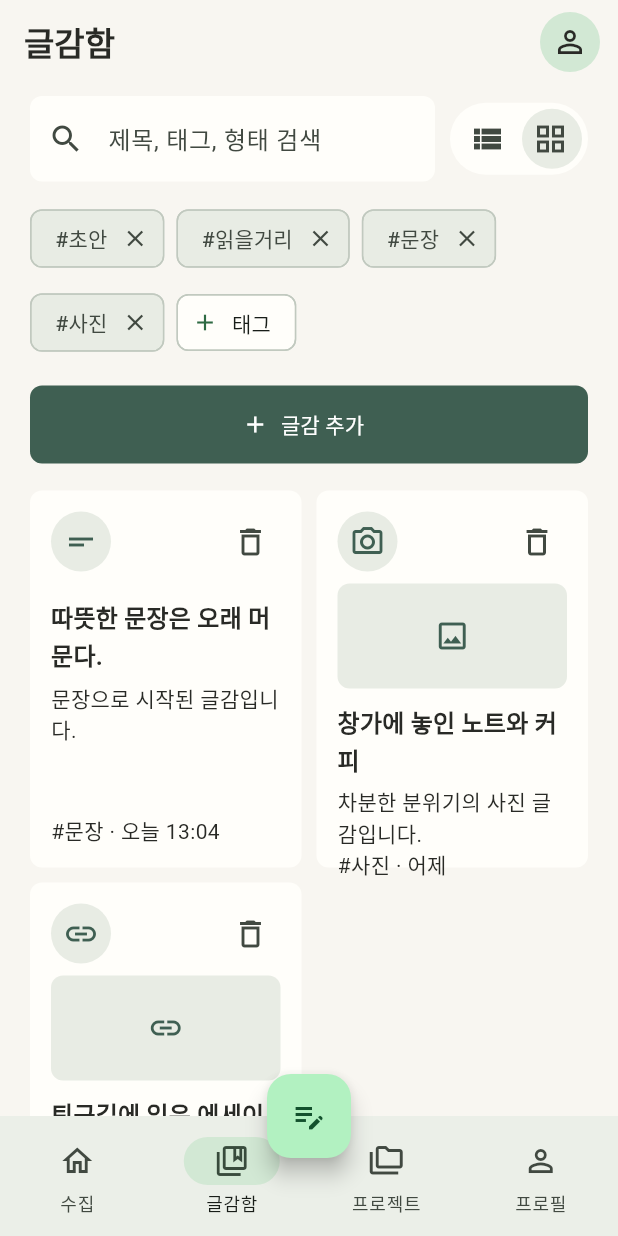
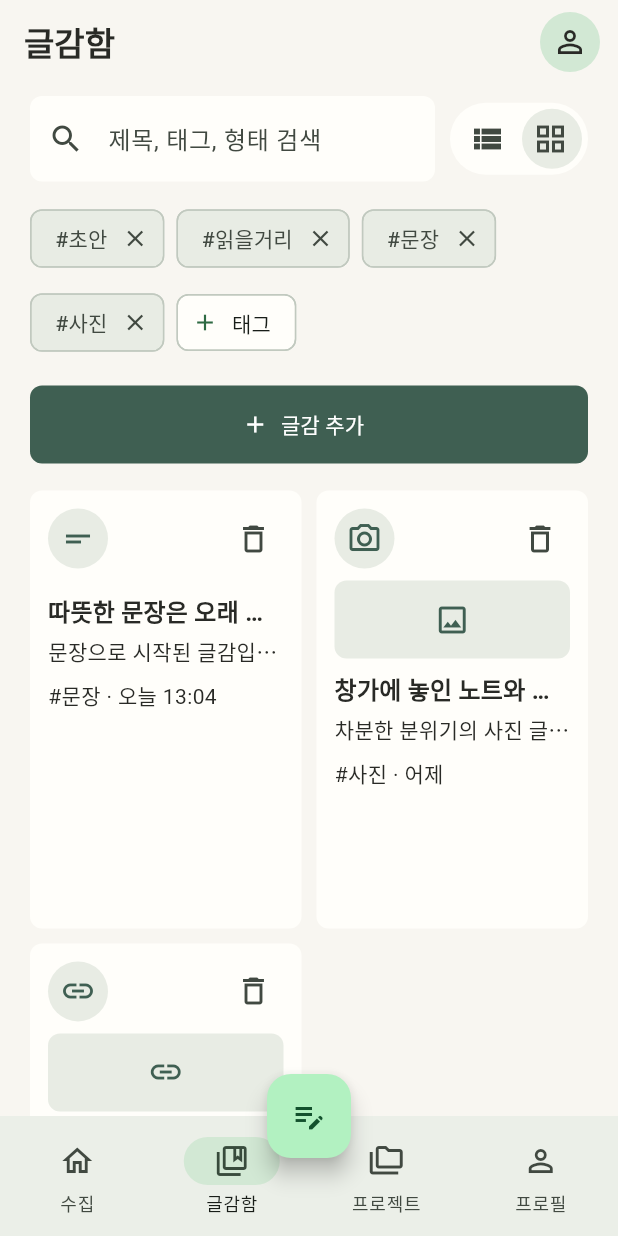
Before and after one commit to madcamp-official/26s-w2-c2-07, a Flutter app: the CapturesScreen screen opened by its route, after a tap on the "grid view" icon, on a phone screen of 412 x 824 dp. Run offline on Flutter 3.47's test engine with Material 3 defaults, Android fonts, the phone set to English and light mode, and no system bars; our stand-ins replace flutter_dotenv, go_router, supabase_flutter; accounts and stored records are empty.

Commit message:
fix: tighten mobile capture card layout

```diff
--- a/apps/mobile/lib/features/captures/captures_screen.dart
+++ b/apps/mobile/lib/features/captures/captures_screen.dart
@@ -193,7 +193,7 @@ class _CaptureCardGrid extends StatelessWidget {
         crossAxisCount: 2,
         crossAxisSpacing: 10,
         mainAxisSpacing: 10,
-        childAspectRatio: 0.72,
+        childAspectRatio: 0.62,
       ),
       itemBuilder: (context, index) {
         final item = items[index];
@@ -202,7 +202,7 @@ class _CaptureCardGrid extends StatelessWidget {
           onTap: () => context.push('/captures/${item.id}'),
           child: Card(
             child: Padding(
-              padding: const EdgeInsets.all(14),
+              padding: const EdgeInsets.all(12),
               child: Column(
                 crossAxisAlignment: CrossAxisAlignment.start,
                 children: [
@@ -220,20 +220,20 @@ class _CaptureCardGrid extends StatelessWidget {
                   ),
                   const SizedBox(height: 8),
                   _CaptureThumbnail(type: item.type),
-                  const SizedBox(height: 10),
+                  const SizedBox(height: 8),
                   Text(
                     item.title,
-                    maxLines: 2,
+                    maxLines: 1,
                     overflow: TextOverflow.ellipsis,
                     style: Theme.of(context).textTheme.titleMedium,
                   ),
-                  const SizedBox(height: 6),
+                  const SizedBox(height: 4),
                   Text(
                     item.description,
-                    maxLines: 2,
+                    maxLines: 1,
                     overflow: TextOverflow.ellipsis,
                   ),
-                  const Spacer(),
+                  const SizedBox(height: 8),
                   Text(
                     '#${item.tag} · ${item.date}',
                     maxLines: 1,
@@ -316,7 +316,7 @@ class _CaptureThumbnail extends StatelessWidget {
 
     final icon = type == '사진' ? Icons.image_outlined : Icons.link;
     return Container(
-      height: 70,
+      height: 52,
       width: double.infinity,
       decoration: BoxDecoration(
         color: AppTheme.mist,
```
